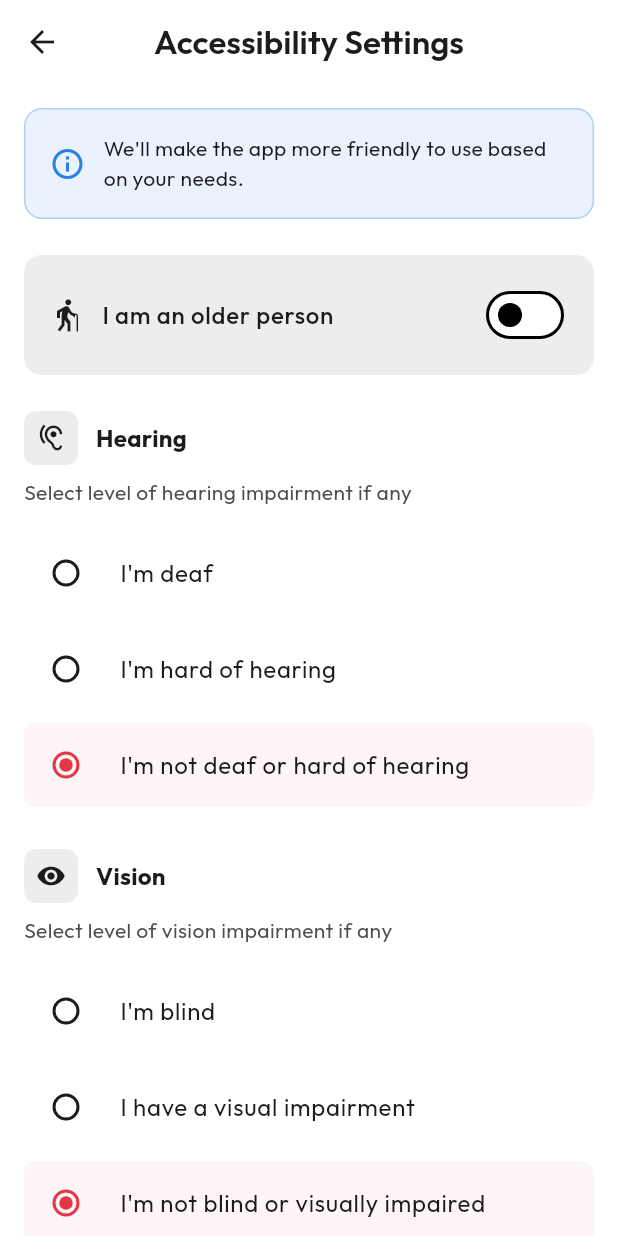
After one commit to Medico24/medico24-application, a Flutter app: the AccessibilitySettingsScreen screen opened directly, on a phone screen of 412 x 824 dp. The commit adds this screen. Run offline on Flutter 3.47's test engine with Material 3 defaults, Android fonts, the phone set to English and light mode, and no system bars; our stand-ins replace firebase_auth, firebase_core, flutter_dotenv, flutter_svg, go_router, google_fonts and 1 more; accounts and stored records are empty.

Commit message:
feat: implemented accessibility screen for specially abled users
Signed-off-by: rohansen856 <rohansen856@gmail.com>

```diff
--- /dev/null
+++ b/lib/presentation/accessibility/accessibility_settings_screen.dart
@@ -0,0 +1,302 @@
+import 'package:flutter/material.dart';
+import '../../core/theme/app_colors.dart';
+
+class AccessibilitySettingsScreen extends StatefulWidget {
+  const AccessibilitySettingsScreen({super.key});
+
+  @override
+  State<AccessibilitySettingsScreen> createState() =>
+      _AccessibilitySettingsScreenState();
+}
+
+class _AccessibilitySettingsScreenState
+    extends State<AccessibilitySettingsScreen> {
+  String _hearingLevel = 'none';
+  String _visionLevel = 'none';
+  String _mobilityLevel = 'none';
+  bool _isOlderPerson = false;
+
+  @override
+  Widget build(BuildContext context) {
+    return Scaffold(
+      backgroundColor: AppColors.white,
+      appBar: AppBar(
+        backgroundColor: AppColors.white,
+        elevation: 0,
+        leading: IconButton(
+          icon: Icon(Icons.arrow_back, color: AppColors.coal),
+          onPressed: () => Navigator.pop(context),
+        ),
+        title: Text(
+          'Accessibility Settings',
+          style: Theme.of(context).textTheme.titleLarge?.copyWith(
+            color: AppColors.coal,
+            fontWeight: FontWeight.w600,
+          ),
+        ),
+      ),
+      body: SingleChildScrollView(
+        child: Column(
+          crossAxisAlignment: CrossAxisAlignment.start,
+          children: [
+            // Info banner
+            Container(
+              margin: const EdgeInsets.all(16),
+              padding: const EdgeInsets.all(16),
+              decoration: BoxDecoration(
+                color: AppColors.blue.withValues(alpha: 0.1),
+                borderRadius: BorderRadius.circular(12),
+                border: Border.all(
+                  color: AppColors.blue.withValues(alpha: 0.3),
+                ),
+              ),
+              child: Row(
+                children: [
+                  Icon(Icons.info_outline, color: AppColors.blue, size: 24),
+                  const SizedBox(width: 12),
+                  Expanded(
+                    child: Text(
+                      'We\'ll make the app more friendly to use based on your needs.',
+                      style: Theme.of(
+                        context,
+                      ).textTheme.bodyMedium?.copyWith(color: AppColors.coal),
+                    ),
+                  ),
+                ],
+              ),
+            ),
+
+            // Older Person Switch
+            Container(
+              margin: const EdgeInsets.symmetric(horizontal: 16, vertical: 8),
+              padding: const EdgeInsets.all(16),
+              decoration: BoxDecoration(
+                color: AppColors.grey.withValues(alpha: 0.1),
+                borderRadius: BorderRadius.circular(12),
+              ),
+              child: Row(
+                children: [
+                  Icon(Icons.elderly, color: AppColors.coal, size: 24),
+                  const SizedBox(width: 12),
+                  Expanded(
+                    child: Text(
+                      'I am an older person',
+                      style: Theme.of(context).textTheme.bodyLarge?.copyWith(
+                        color: AppColors.coal,
+                        fontWeight: FontWeight.w500,
+                      ),
+                    ),
+                  ),
+                  Switch(
+                    value: _isOlderPerson,
+                    onChanged: (value) {
+                      setState(() {
+                        _isOlderPerson = value;
+                      });
+                    },
+                    activeColor: AppColors.blue,
+                  ),
+                ],
+              ),
+            ),
+
+            const SizedBox(height: 16),
+
+            // Hearing section
+            _buildSectionHeader(
+              context,
+              'Hearing',
+              Icons.hearing,
+              'Select level of hearing impairment if any',
+            ),
+            _buildRadioOption(
+              'I\'m deaf',
+              'deaf',
+              _hearingLevel,
+              (value) => setState(() => _hearingLevel = value!),
+            ),
+            _buildRadioOption(
+              'I\'m hard of hearing',
+              'hard',
+              _hearingLevel,
+              (value) => setState(() => _hearingLevel = value!),
+            ),
+            _buildRadioOption(
+              'I\'m not deaf or hard of hearing',
+              'none',
+              _hearingLevel,
+              (value) => setState(() => _hearingLevel = value!),
+            ),
+
+            const SizedBox(height: 24),
+
+            // Vision section
+            _buildSectionHeader(
+              context,
+              'Vision',
+              Icons.visibility,
+              'Select level of vision impairment if any',
+            ),
+            _buildRadioOption(
+              'I\'m blind',
+              'blind',
+              _visionLevel,
+              (value) => setState(() => _visionLevel = value!),
+            ),
+            _buildRadioOption(
+              'I have a visual impairment',
+              'impaired',
+              _visionLevel,
+              (value) => setState(() => _visionLevel = value!),
+            ),
+            _buildRadioOption(
+              'I\'m not blind or visually impaired',
+              'none',
+              _visionLevel,
+              (value) => setState(() => _visionLevel = value!),
+            ),
+
+            const SizedBox(height: 24),
+
+            // Mobility section
+            _buildSectionHeader(
+              context,
+              'Mobility',
+              Icons.accessible,
+              'Select level of mobility impairment if any',
+            ),
+            _buildRadioOption(
+              'I use a wheelchair or mobility aid',
+              'wheelchair',
+              _mobilityLevel,
+              (value) => setState(() => _mobilityLevel = value!),
+            ),
+            _buildRadioOption(
+              'I have a physical disability that affects my mobility',
+              'disability',
+              _mobilityLevel,
+              (value) => setState(() => _mobilityLevel = value!),
+            ),
+            _buildRadioOption(
+              'I do not have a physical or mobility impairment',
+              'none',
+              _mobilityLevel,
+              (value) => setState(() => _mobilityLevel = value!),
+            ),
+
+            const SizedBox(height: 32),
+
+            // Save button
+            Padding(
+              padding: const EdgeInsets.symmetric(horizontal: 16),
+              child: SizedBox(
+                width: double.infinity,
+                child: ElevatedButton(
+                  onPressed: () {
+                    // TODO: Save accessibility settings
+                    ScaffoldMessenger.of(context).showSnackBar(
+                      SnackBar(
+                        content: const Text('Accessibility settings saved'),
+                        backgroundColor: AppColors.blue,
+                      ),
+                    );
+                    Navigator.pop(context);
+                  },
+                  style: ElevatedButton.styleFrom(
+                    backgroundColor: AppColors.blue,
+                    foregroundColor: AppColors.white,
+                    padding: const EdgeInsets.symmetric(vertical: 16),
+                    shape: RoundedRectangleBorder(
+                      borderRadius: BorderRadius.circular(12),
+                    ),
+                  ),
+                  child: const Text(
+                    'Save',
+                    style: TextStyle(fontSize: 16, fontWeight: FontWeight.w600),
+                  ),
+                ),
+              ),
+            ),
+
+            const SizedBox(height: 32),
+          ],
+        ),
+      ),
+    );
+  }
+
+  Widget _buildSectionHeader(
+    BuildContext context,
+    String title,
+    IconData icon,
+    String subtitle,
+  ) {
+    return Padding(
+      padding: const EdgeInsets.symmetric(horizontal: 16),
+      child: Column(
+        crossAxisAlignment: CrossAxisAlignment.start,
+        children: [
+          Row(
+            children: [
+              Container(
+                padding: const EdgeInsets.all(8),
+                decoration: BoxDecoration(
+                  color: AppColors.grey.withValues(alpha: 0.1),
+                  borderRadius: BorderRadius.circular(8),
+                ),
+                child: Icon(icon, color: AppColors.coal, size: 20),
+              ),
+              const SizedBox(width: 12),
+              Text(
+                title,
+                style: Theme.of(context).textTheme.titleMedium?.copyWith(
+                  color: AppColors.coal,
+                  fontWeight: FontWeight.bold,
+                ),
+              ),
+            ],
+          ),
+          const SizedBox(height: 8),
+          Text(
+            subtitle,
+            style: Theme.of(
+              context,
+            ).textTheme.bodyMedium?.copyWith(color: AppColors.grey),
+          ),
+          const SizedBox(height: 12),
+        ],
+      ),
+    );
+  }
+
+  Widget _buildRadioOption(
+    String title,
+    String value,
+    String groupValue,
+    void Function(String?) onChanged,
+  ) {
+    final isSelected = value == groupValue;
+    return Container(
+      margin: const EdgeInsets.symmetric(horizontal: 16, vertical: 4),
+      decoration: BoxDecoration(
+        color: isSelected
+            ? AppColors.red.withValues(alpha: 0.05)
+            : Colors.transparent,
+        borderRadius: BorderRadius.circular(8),
+      ),
+      child: RadioListTile<String>(
+        title: Text(
+          title,
+          style: Theme.of(
+            context,
+          ).textTheme.bodyLarge?.copyWith(color: AppColors.coal),
+        ),
+        value: value,
+        groupValue: groupValue,
+        onChanged: onChanged,
+        activeColor: AppColors.red,
+        contentPadding: const EdgeInsets.symmetric(horizontal: 8),
+      ),
+    );
+  }
+}
--- a/lib/presentation/profile/profile_screen.dart
+++ b/lib/presentation/profile/profile_screen.dart
@@ -4,6 +4,7 @@ import 'package:go_router/go_router.dart';
 import '../../core/router/app_router.dart';
 import '../../core/services/auth_service.dart';
 import '../../core/theme/app_colors.dart';
+import '../accessibility/accessibility_settings_screen.dart';
 
 class ProfileScreen extends StatefulWidget {
   const ProfileScreen({super.key});
@@ -59,11 +60,11 @@ class _ProfileScreenState extends State<ProfileScreen> {
                         : null,
                     child: _currentUser?.photoURL == null
                         ? Text(
-                            _currentUser?.displayName?.substring(0, 1).toUpperCase() ??
+                            _currentUser?.displayName
+                                    ?.substring(0, 1)
+                                    .toUpperCase() ??
                                 'U',
-                            style: Theme.of(context)
-                                .textTheme
-                                .headlineMedium
+                            style: Theme.of(context).textTheme.headlineMedium
                                 ?.copyWith(
                                   color: AppColors.white,
                                   fontWeight: FontWeight.bold,
@@ -79,8 +80,8 @@ class _ProfileScreenState extends State<ProfileScreen> {
                       children: [
                         Text(
                           _currentUser?.displayName ?? 'User',
-                          style:
-                              Theme.of(context).textTheme.titleLarge?.copyWith(
+                          style: Theme.of(context).textTheme.titleLarge
+                              ?.copyWith(
                                 color: AppColors.coal,
                                 fontWeight: FontWeight.bold,
                               ),
@@ -88,10 +89,8 @@ class _ProfileScreenState extends State<ProfileScreen> {
                         const SizedBox(height: 4),
                         Text(
                           _currentUser?.email ?? '',
-                          style:
-                              Theme.of(context).textTheme.bodyMedium?.copyWith(
-                                    color: AppColors.grey,
-                                  ),
+                          style: Theme.of(context).textTheme.bodyMedium
+                              ?.copyWith(color: AppColors.grey),
                         ),
                       ],
                     ),
@@ -109,11 +108,27 @@ class _ProfileScreenState extends State<ProfileScreen> {
 
             const Divider(height: 1),
 
+            // Specially Abled
+            _buildSection(context, 'Specially Abled', [
+              _buildListTile(
+                context,
+                icon: Icons.accessible,
+                title: 'Accessibility Settings',
+                onTap: () {
+                  Navigator.push(
+                    context,
+                    MaterialPageRoute(
+                      builder: (context) => const AccessibilitySettingsScreen(),
+                    ),
+                  );
+                },
+              ),
+            ]),
+
+            const Divider(height: 1),
+
             // Health Records
-            _buildSection(
-              context,
-              'Health Records',
-              [
+            _buildSection(context, 'Health Records', [
               _buildListTile(
                 context,
                 icon: Icons.event,
@@ -138,16 +153,12 @@ class _ProfileScreenState extends State<ProfileScreen> {
                 title: 'Medical History',
                 onTap: () {},
               ),
-              ],
-            ),
+            ]),
 
             const Divider(height: 1),
 
             // Preferences
-            _buildSection(
-              context,
-              'Preferences',
-              [
+            _buildSection(context, 'Preferences', [
               _buildListTile(
                 context,
                 icon: Icons.notifications_outlined,
@@ -160,9 +171,9 @@ class _ProfileScreenState extends State<ProfileScreen> {
                 title: 'Language',
                 trailing: Text(
                   'English',
-                    style: Theme.of(context).textTheme.bodyMedium?.copyWith(
-                          color: AppColors.grey,
-                        ),
+                  style: Theme.of(
+                    context,
+                  ).textTheme.bodyMedium?.copyWith(color: AppColors.grey),
                 ),
                 onTap: () {},
               ),
@@ -172,16 +183,12 @@ class _ProfileScreenState extends State<ProfileScreen> {
                 title: 'Saved Addresses',
                 onTap: () {},
               ),
-              ],
-            ),
+            ]),
 
             const Divider(height: 1),
 
             // Account
-            _buildSection(
-              context,
-              'Account',
-              [
+            _buildSection(context, 'Account', [
               _buildListTile(
                 context,
                 icon: Icons.payment,
@@ -200,16 +207,12 @@ class _ProfileScreenState extends State<ProfileScreen> {
                 title: 'Privacy & Security',
                 onTap: () {},
               ),
-              ],
-            ),
+            ]),
 
             const Divider(height: 1),
 
             // Support
-            _buildSection(
-              context,
-              'Support',
-              [
+            _buildSection(context, 'Support', [
               _buildListTile(
                 context,
                 icon: Icons.help_outline,
@@ -234,8 +237,7 @@ class _ProfileScreenState extends State<ProfileScreen> {
                 title: 'Privacy Policy',
                 onTap: () {},
               ),
-              ],
-            ),
+            ]),
 
             const Divider(height: 1),
 
@@ -250,8 +252,9 @@ class _ProfileScreenState extends State<ProfileScreen> {
                       context: context,
                       builder: (context) => AlertDialog(
                         title: const Text('Sign Out'),
-                        content:
-                            const Text('Are you sure you want to sign out?'),
+                        content: const Text(
+                          'Are you sure you want to sign out?',
+                        ),
                         actions: [
                           TextButton(
                             onPressed: () => Navigator.pop(context, false),
@@ -284,10 +287,7 @@ class _ProfileScreenState extends State<ProfileScreen> {
                   ),
                   child: const Text(
                     'Sign Out',
-                    style: TextStyle(
-                      fontSize: 16,
-                      fontWeight: FontWeight.w600,
-                    ),
+                    style: TextStyle(fontSize: 16, fontWeight: FontWeight.w600),
                   ),
                 ),
               ),
@@ -335,11 +335,12 @@ class _ProfileScreenState extends State<ProfileScreen> {
       leading: Icon(icon, color: AppColors.coal, size: 24),
       title: Text(
         title,
-        style: Theme.of(context).textTheme.bodyLarge?.copyWith(
-              color: AppColors.coal,
+        style: Theme.of(
+          context,
+        ).textTheme.bodyLarge?.copyWith(color: AppColors.coal),
       ),
-      ),
-      trailing: trailing ??
+      trailing:
+          trailing ??
           Icon(Icons.chevron_right, color: AppColors.grey, size: 24),
       onTap: onTap,
       contentPadding: const EdgeInsets.symmetric(horizontal: 20, vertical: 4),
```
Also changed, not shown: lib/presentation/home/home_screen.dart (+2 -5 lines). Lines whose indentation alone changed are shown as unchanged.
